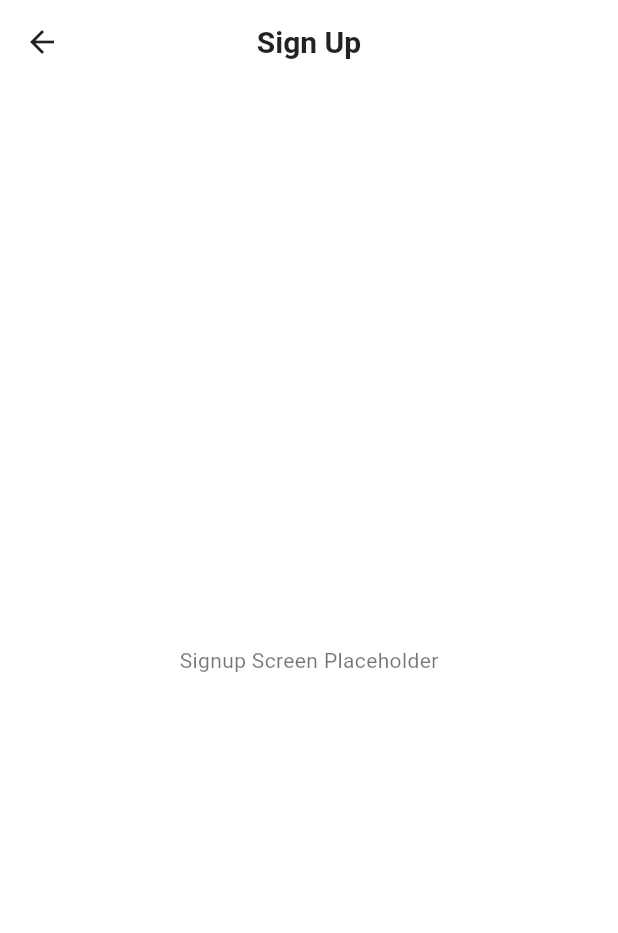
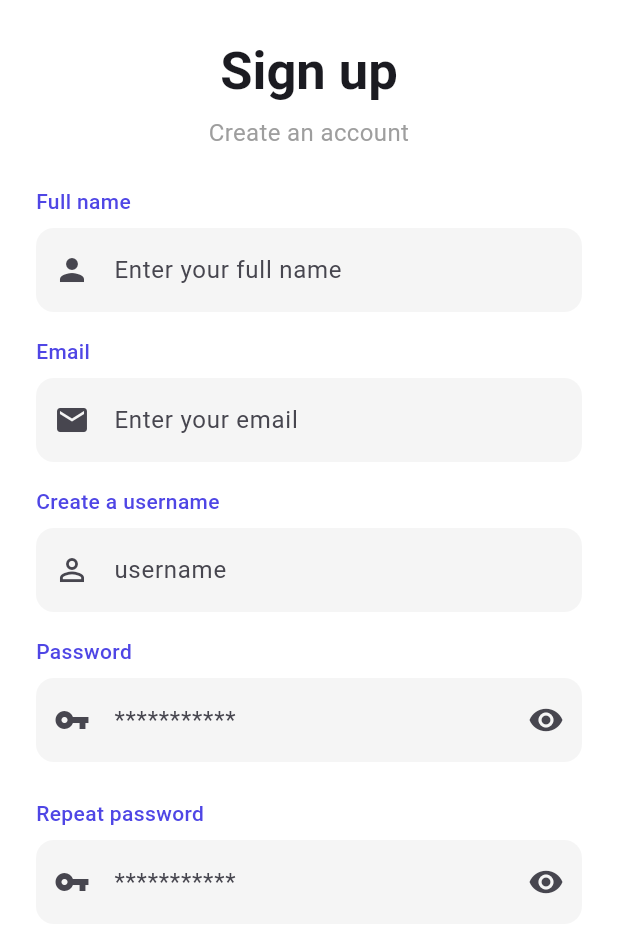
Before and after one commit to phebesfev/Mobile-app-project, a Flutter app: the SignupScreen screen opened directly, on a phone screen of 412 x 824 dp. Shown: the top 933 px of the screen. Run offline on Flutter 3.47's test engine with Material 3 defaults, Android fonts, the light colour scheme and no system bars; Roboto replaces fonts that are missing (Poppins).

Commit message:
Update signup page: use theme and improve layout

```diff
--- a/app/lib/screens/auth/signup_screen.dart
+++ b/app/lib/screens/auth/signup_screen.dart
@@ -1,13 +1,152 @@
 import 'package:flutter/material.dart';
 
-class SignupScreen extends StatelessWidget {
+class SignupScreen extends StatefulWidget {
   const SignupScreen({super.key});
 
   @override
+  State<SignupScreen> createState() => _SignupScreenState();
+}
+
+class _SignupScreenState extends State<SignupScreen> {
+  bool _isRepeatPasswordVisible = false;
+  bool _isPasswordVisible = false;
+  @override
   Widget build(BuildContext context) {
     return Scaffold(
-      appBar: AppBar(title: const Text('Sign Up')),
-      body: const Center(child: Text('Signup Screen Placeholder')),
+      body: SingleChildScrollView(
+        padding: EdgeInsets.all(24),
+        child: Column(
+          crossAxisAlignment: CrossAxisAlignment.stretch,
+          children: [
+            Text(
+              'Sign up',
+              style: Theme.of(context).textTheme.headlineMedium?.copyWith(
+                fontWeight: FontWeight.bold,
+                fontSize: 35,
+              ),
+              textAlign: TextAlign.center,
+            ),
+            SizedBox(height: 8),
+            Text(
+              'Create an account',
+              style: Theme.of(context).textTheme.bodyMedium?.copyWith(
+                color: Colors.grey,
+                fontSize: 16,
+              ),
+              textAlign: TextAlign.center,
+            ),
+            SizedBox(height: 24),
+            Form(
+              child: Column(
+                crossAxisAlignment: CrossAxisAlignment.stretch,
+                children: [
+                  Text(
+                    'Full name',
+                    style: Theme.of(context).textTheme.bodyMedium?.copyWith(
+                      fontWeight: FontWeight.w500,
+                      color: Theme.of(context).colorScheme.primary,
+                    ),
+                  ),
+                  SizedBox(height: 8),
+                  TextFormField(
+                    decoration: InputDecoration(
+                      hintText: 'Enter your full name',
+                      prefixIcon: Icon(Icons.person),
+                    ),
+                  ),
+                  SizedBox(height: 16),
+                  Text(
+                    'Email',
+                    style: Theme.of(context).textTheme.bodyMedium?.copyWith(
+                      fontWeight: FontWeight.w500,
+                      color: Theme.of(context).colorScheme.primary,
+                    ),
+                  ),
+                  SizedBox(height: 8),
+                  TextFormField(
+                    decoration: InputDecoration(
+                      hintText: 'Enter your email',
+                      prefixIcon: Icon(Icons.email),
+                    ),
+                  ),
+                  SizedBox(height: 16),
+                  Text(
+                    'Create a username',
+                    style: Theme.of(context).textTheme.bodyMedium?.copyWith(
+                      fontWeight: FontWeight.w500,
+                      color: Theme.of(context).colorScheme.primary,
+                    ),
+                  ),
+                  SizedBox(height: 8),
+                  TextFormField(
+                    decoration: InputDecoration(
+                      hintText: 'username',
+                      prefixIcon: Icon(Icons.person_outline),
+                    ),
+                  ),
+                  SizedBox(height: 16),
+                  Text(
+                    'Password',
+                    style: Theme.of(context).textTheme.bodyMedium?.copyWith(
+                      fontWeight: FontWeight.w500,
+                      color: Theme.of(context).colorScheme.primary,
+                    ),
+                  ),
+                  SizedBox(height: 8),
+                  TextFormField(
+                    obscureText: !_isPasswordVisible,
+                    decoration: InputDecoration(
+                      hintText: '***********',
+                      prefixIcon: Icon(Icons.vpn_key),
+                      suffixIcon: IconButton(
+                        icon: Icon(
+                          _isPasswordVisible
+                              ? Icons.visibility_off
+                              : Icons.visibility,
+                        ),
+                        onPressed: () {
+                          setState(() {
+                            _isPasswordVisible = !_isPasswordVisible;
+                          });
+                        },
+                      ),
+                    ),
+                  ),
+                  SizedBox(height: 24),
+                  Text(
+                    'Repeat password',
+                    style: Theme.of(context).textTheme.bodyMedium?.copyWith(
+                      fontWeight: FontWeight.w500,
+                      color: Theme.of(context).colorScheme.primary,
+                    ),
+                  ),
+                  SizedBox(height: 8),
+                  TextFormField(
+                    obscureText: !_isRepeatPasswordVisible,
+                    decoration: InputDecoration(
+                      hintText: '***********',
+                      prefixIcon: Icon(Icons.vpn_key),
+                      suffixIcon: IconButton(
+                        icon: Icon(
+                          _isRepeatPasswordVisible
+                              ? Icons.visibility_off
+                              : Icons.visibility,
+                        ),
+                        onPressed: () {
+                          setState(() {
+                            _isRepeatPasswordVisible = !_isRepeatPasswordVisible;
+                          });
+                        },
+                      ),
+                    ),
+                  ),
+                  SizedBox(height: 24),
+                ],
+              ),
+            ),
+          ],
+        ),
+      ),
     );
   }
 }
```
